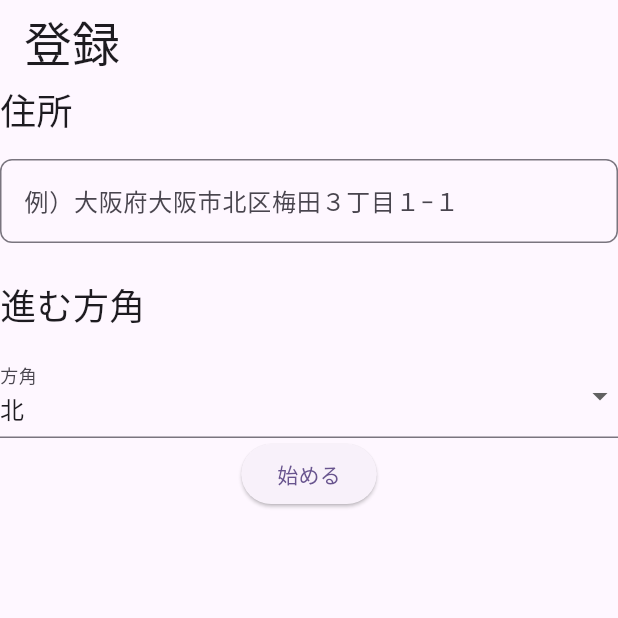
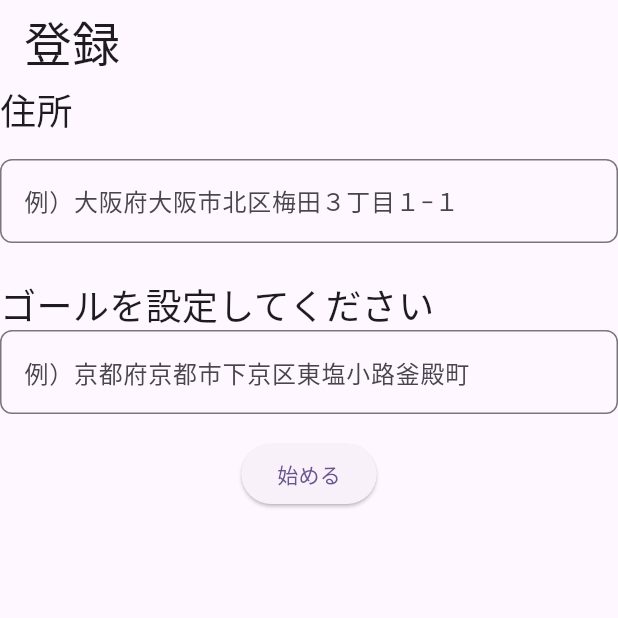
Before and after one commit to ironmax123/fit_map, a Flutter app: the screen it shows after launch, on a phone screen of 412 x 824 dp, the top half of it. Run offline on Flutter 3.47's test engine with Material 3 defaults, Android fonts, the phone set to English and light mode, and no system bars; our stand-ins replace flutter_hooks, flutter_map, geocoding, geolocator, go_router, hooks_riverpod and 1 more.

```diff
--- a/lib/pages/regist/page.dart
+++ b/lib/pages/regist/page.dart
@@ -41,33 +41,27 @@ class RegistPage extends HookWidget {
             Align(
               alignment: Alignment.centerLeft,
               child: Text(
-                '進む方角',
+                'ゴールを設定してください',
                 style: const TextStyle(fontSize: 24),
               ),
             ),
+            TextField(
+              onChanged: (value) {
+                address.value = value;
+              },
+              controller: addressController,
+              decoration: InputDecoration(
+                labelText: '例）京都府京都市下京区東塩小路釜殿町',
+                border: OutlineInputBorder(
+                  borderRadius: BorderRadius.circular(8),
+                ),
+              ),
+            ),
             const SizedBox(height: 16),
-            DropdownButtonFormField<String>(
-              value: direction.value,
-              decoration: const InputDecoration(labelText: '方角'),
-              items: const [
-                DropdownMenuItem(value: "北", child: Text("北")),
-                DropdownMenuItem(value: "東", child: Text("東")),
-                DropdownMenuItem(value: "南", child: Text("南")),
-                DropdownMenuItem(value: "西", child: Text("西")),
-              ],
-              onChanged: (String? newValue) {
-                direction.value = newValue!;
-              },
-              validator: (value) {
-                if (value == null || value.isEmpty) {
-                  return '選択してください';
-                }
-                return null;
-              },
-            ),
             ElevatedButton(
                 onPressed: () async {
                   final locate = await coordinate('大阪府大阪市北区梅田３丁目１−１');
+                  final locateG = await coordinate('京都府京都市下京区東塩小路釜殿町');
                   context.goNamed('HomePage', extra: locate);
                 },
                 child: const Text('始める'))
```
Also changed, not shown: lib/pages/map/page.dart (+11 -2 lines).
